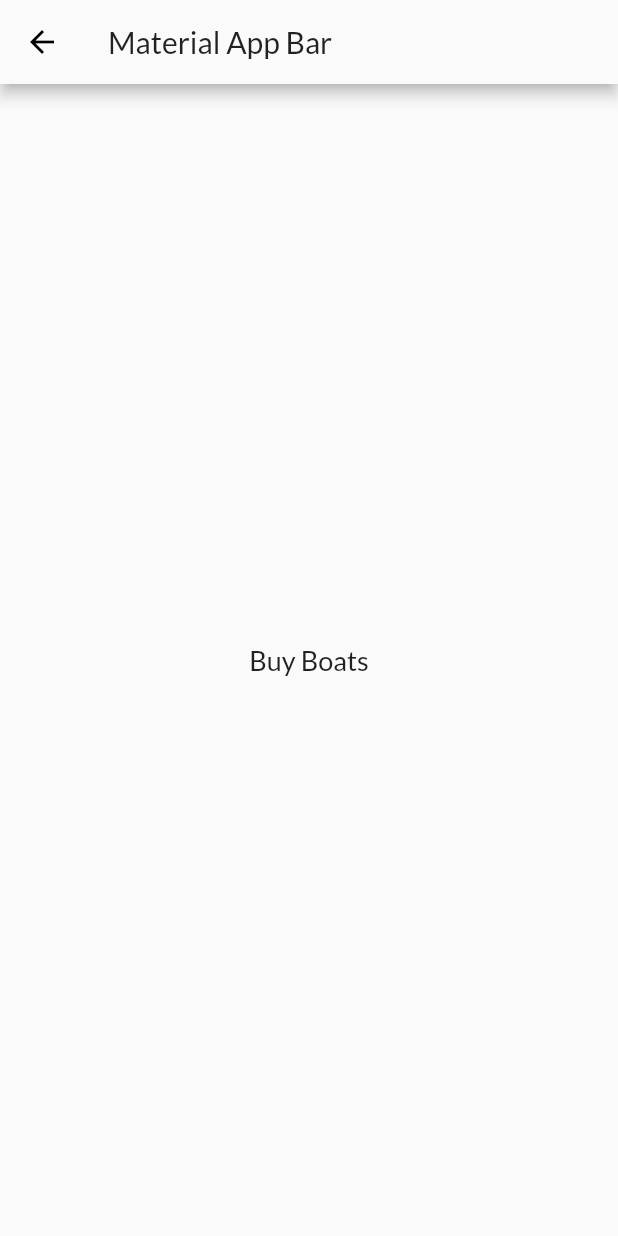
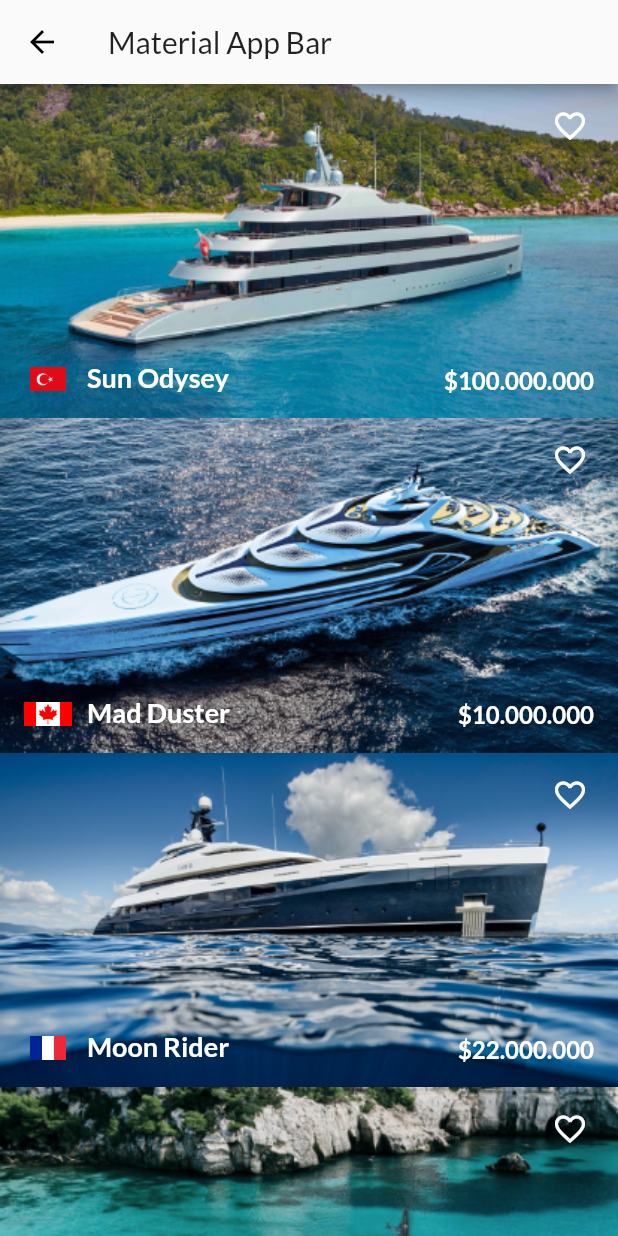
Before and after one commit to nevruzoglu/DrawerNavigate, a Flutter app: the NewPage screen opened directly, on a phone screen of 412 x 824 dp. Run offline on Flutter 3.47's test engine with Material 2 defaults, Android fonts, the phone set to English and light mode, and no system bars; our stand-ins replace flutter_svg, font_awesome_flutter.

Commit message:
drawer finish, listview added for navigation prototype

```diff
--- a/lib/main.dart
+++ b/lib/main.dart
@@ -18,8 +18,11 @@ class MyApp extends StatelessWidget {
       title: 'Material App',
       theme: ThemeData(
           textTheme: TextTheme(
-              body1: TextStyle(fontSize: 18),
-              headline: TextStyle(fontSize: 36),
+              body1: TextStyle(fontSize: 18, color: Colors.grey.shade700),
+              headline: TextStyle(
+                  fontSize: 18,
+                  fontWeight: FontWeight.bold,
+                  color: Colors.grey.shade700),
               title: TextStyle(fontSize: 40)),
           fontFamily: 'Lato',
           primaryColor: TargetPlatform.android != null
@@ -40,7 +43,6 @@ class HomePage extends StatelessWidget {
       ),
       drawer: Drawer(
         child: Container(
-          color: Colors.grey.shade50,
           child: Column(
             children: <Widget>[
               Expanded(
@@ -48,35 +50,39 @@ class HomePage extends StatelessWidget {
                   children: <Widget>[
                     UserAccountsDrawerHeader(
                       margin: EdgeInsets.fromLTRB(20, 0, 0, 0),
-                      accountName: Text(
-                        'BurakN.ux',
-                        style: TextStyle(
-                          fontSize: 18,
-                          fontWeight: FontWeight.bold,
-                        ),
-                      ),
+                      accountName: Text('BurakN.ux',
+                          style: Theme.of(context).textTheme.headline),
                       accountEmail: Text(
                         'nevruzoglu@gmail.com',
                         style: TextStyle(color: Colors.grey.shade500),
                       ),
                       currentAccountPicture: CircleAvatar(
+                          backgroundColor: Colors.blue,
                           backgroundImage: AssetImage('screens/52828295.jpg')),
+                      otherAccountsPictures: <Widget>[
+                        CircleAvatar(
+                          backgroundColor: Colors.grey.shade50,
+                          backgroundImage: AssetImage('assets/pro_1351909.png'),
+                        )
+                      ],
                     ),
                     Container(
-                      padding: EdgeInsets.fromLTRB(40, 10, 80, 10),
+                      padding: EdgeInsets.fromLTRB(20, 10, 80, 20),
                       child: FlatButton.icon(
                         icon: Icon(FontAwesomeIcons.searchDollar),
 
-                        onPressed: () => Navigator.of(context)
-                            .pop(), // without onPress, style not showing
-                        color: Color(0xff12324F),
+                        onPressed: () => Navigator.of(context).push(
+                            MaterialPageRoute(
+                                builder: (BuildContext context) => NewPage(
+                                    "Buy Boats"))), // without onPress, style not showing
+                        color: Colors.blue.shade500,
                         textColor: Colors.white,
                         label: Text(
-                          'Find Boats',
+                          'Rent Boats',
                           style: TextStyle(
                               fontWeight: FontWeight.w700, fontSize: 18),
                         ),
-                        padding: EdgeInsets.fromLTRB(0, 12, 20, 12),
+                        padding: EdgeInsets.fromLTRB(0, 12, 0, 12),
                         shape: RoundedRectangleBorder(
                             borderRadius: BorderRadius.circular(4)),
                       ),
@@ -91,7 +97,7 @@ class HomePage extends StatelessWidget {
                             // .copyWith(fontWeight: FontWeight.bold), // can add extra style to theme
                             ),
                         // trailing: Icon(Icons.arrow_right),
-                        contentPadding: EdgeInsets.fromLTRB(60, 0, 40, 0),
+                        contentPadding: EdgeInsets.fromLTRB(40, 0, 40, 0),
                         onTap: () {
                           Navigator.of(context).pop();
                           Navigator.of(context).push(MaterialPageRoute(
@@ -108,7 +114,7 @@ class HomePage extends StatelessWidget {
                           style: Theme.of(context).textTheme.body1,
                         ),
                         // trailing: Icon(Icons.arrow_right),
-                        contentPadding: EdgeInsets.fromLTRB(60, 0, 40, 0),
+                        contentPadding: EdgeInsets.fromLTRB(40, 0, 40, 0),
                         onTap: () {
                           Navigator.of(context).pop();
                           Navigator.of(context).push(MaterialPageRoute(
@@ -122,7 +128,7 @@ class HomePage extends StatelessWidget {
                           style: Theme.of(context).textTheme.body1,
                         ),
                         // trailing: Icon(Icons.arrow_right),
-                        contentPadding: EdgeInsets.fromLTRB(60, 0, 40, 0),
+                        contentPadding: EdgeInsets.fromLTRB(40, 0, 40, 0),
                         onTap: () {
                           Navigator.of(context).pop();
                           Navigator.of(context).push(MaterialPageRoute(
@@ -136,7 +142,7 @@ class HomePage extends StatelessWidget {
                           style: Theme.of(context).textTheme.body1,
                         ),
                         // trailing: Icon(Icons.arrow_right),
-                        contentPadding: EdgeInsets.fromLTRB(60, 0, 40, 0),
+                        contentPadding: EdgeInsets.fromLTRB(40, 0, 40, 0),
                         onTap: () {
                           Navigator.of(context).pop();
                           Navigator.of(context).push(MaterialPageRoute(
@@ -167,7 +173,7 @@ class HomePage extends StatelessWidget {
                   ListTile(
                       leading: Icon(Icons.exit_to_app),
                       title: Text(
-                        'Close',
+                        'Sign Out',
                         style: Theme.of(context).textTheme.body1,
                       ),
                       contentPadding: EdgeInsets.fromLTRB(60, 0, 0, 0),
--- a/lib/new_page.dart
+++ b/lib/new_page.dart
@@ -12,7 +12,159 @@ class NewPage extends StatelessWidget {
       ),
       body: Center(
         child: Container(
-          child: Text(newPageTitle),
+          child: ListView(
+            children: <Widget>[
+              Stack(
+                children: <Widget>[
+                  Image.asset('assets/1boat.png'),
+                  Positioned(
+                    top: 16,
+                    right: 16,
+                    child: Icon(Icons.favorite_border, color: Colors.white),
+                    height: 16,
+                    width: 32,
+                  ),
+                  Positioned(
+                      bottom: 18,
+                      left: 16,
+                      child: Container(
+                        height: 16,
+                        width: 32,
+                        child: Image.asset('assets/tr.png'),
+                      )),
+                  Positioned(
+                      bottom: 16,
+                      left: 58,
+                      child: Text(
+                        'Sun Odysey',
+                        style: TextStyle(
+                            color: Colors.white, fontWeight: FontWeight.bold),
+                      )),
+                  Positioned(
+                      bottom: 16,
+                      right: 16,
+                      child: Text(
+                        '\$100.000.000',
+                        style: TextStyle(
+                            fontSize: 16,
+                            color: Colors.white,
+                            fontWeight: FontWeight.w600),
+                      ))
+                ],
+              ),
+              Stack(
+                children: <Widget>[
+                  Image.asset('assets/2boat.png'),
+                  Positioned(
+                    top: 16,
+                    right: 16,
+                    child: Icon(Icons.favorite_border, color: Colors.white),
+                    height: 16,
+                    width: 32,
+                  ),
+                  Positioned(
+                    bottom: 18,
+                    left: 16,
+                    child: Image.asset('assets/ca.png'),
+                    height: 16,
+                    width: 32,
+                  ),
+                  Positioned(
+                      bottom: 16,
+                      left: 58,
+                      child: Text(
+                        'Mad Duster',
+                        style: TextStyle(
+                            color: Colors.white, fontWeight: FontWeight.bold),
+                      )),
+                  Positioned(
+                      bottom: 16,
+                      right: 16,
+                      child: Text(
+                        '\$10.000.000',
+                        style: TextStyle(
+                            fontSize: 16,
+                            color: Colors.white,
+                            fontWeight: FontWeight.w600),
+                      ))
+                ],
+              ),
+              Stack(
+                children: <Widget>[
+                  Image.asset('assets/3boat.png'),
+                  Positioned(
+                    top: 16,
+                    right: 16,
+                    child: Icon(Icons.favorite_border, color: Colors.white),
+                    height: 16,
+                    width: 32,
+                  ),
+                  Positioned(
+                    bottom: 18,
+                    left: 16,
+                    child: Image.asset('assets/fr.png'),
+                    height: 16,
+                    width: 32,
+                  ),
+                  Positioned(
+                      bottom: 16,
+                      left: 58,
+                      child: Text(
+                        'Moon Rider',
+                        style: TextStyle(
+                            color: Colors.white, fontWeight: FontWeight.bold),
+                      )),
+                  Positioned(
+                      bottom: 16,
+                      right: 16,
+                      child: Text(
+                        '\$22.000.000',
+                        style: TextStyle(
+                            fontSize: 16,
+                            color: Colors.white,
+                            fontWeight: FontWeight.w600),
+                      ))
+                ],
+              ),
+              Stack(
+                children: <Widget>[
+                  Image.asset('assets/4boat.png'),
+                  Positioned(
+                    top: 16,
+                    right: 16,
+                    child: Icon(Icons.favorite_border, color: Colors.white),
+                    height: 16,
+                    width: 32,
+                  ),
+                  Positioned(
+                    bottom: 18,
+                    left: 16,
+                    child: Image.asset('assets/ca.png'),
+                    height: 16,
+                    width: 32,
+                  ),
+                  Positioned(
+                      bottom: 16,
+                      left: 58,
+                      child: Text(
+                        'Deep Blur',
+                        style: TextStyle(
+                            color: Colors.white, fontWeight: FontWeight.bold),
+                      )),
+                  Positioned(
+                      bottom: 16,
+                      right: 16,
+                      child: Text(
+                        '\$260.000.000',
+                        style: TextStyle(
+                            fontSize: 16,
+                            color: Colors.white,
+                            fontWeight: FontWeight.w600),
+                      ))
+                ],
+              ),
+            ],
+          ),
         ),
       ),
     );
```
Also changed, not shown: assets/1boat.png (added), assets/2boat.png (added), assets/3boat.png (added), assets/4boat.png (added), assets/ca.png (added), assets/fr.png (added), assets/proIcon.png (added), assets/pro_1351909.png (added), assets/tr.png (added), 1 other file.
